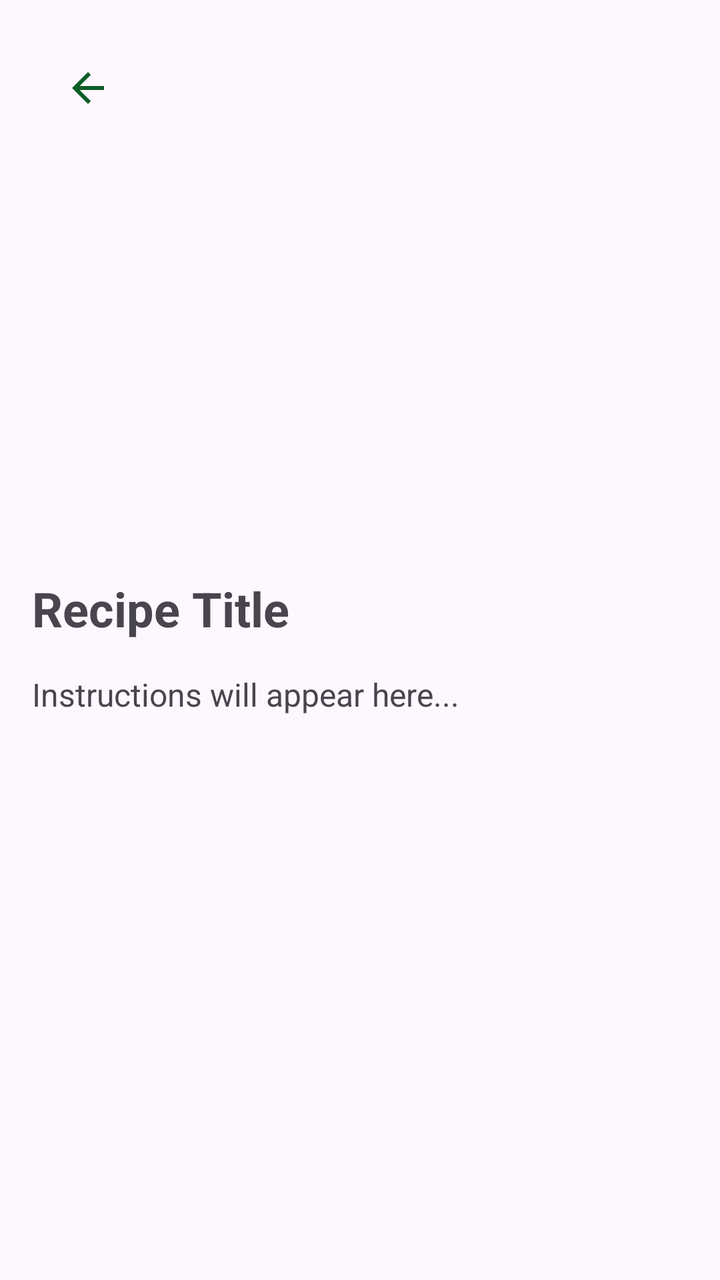
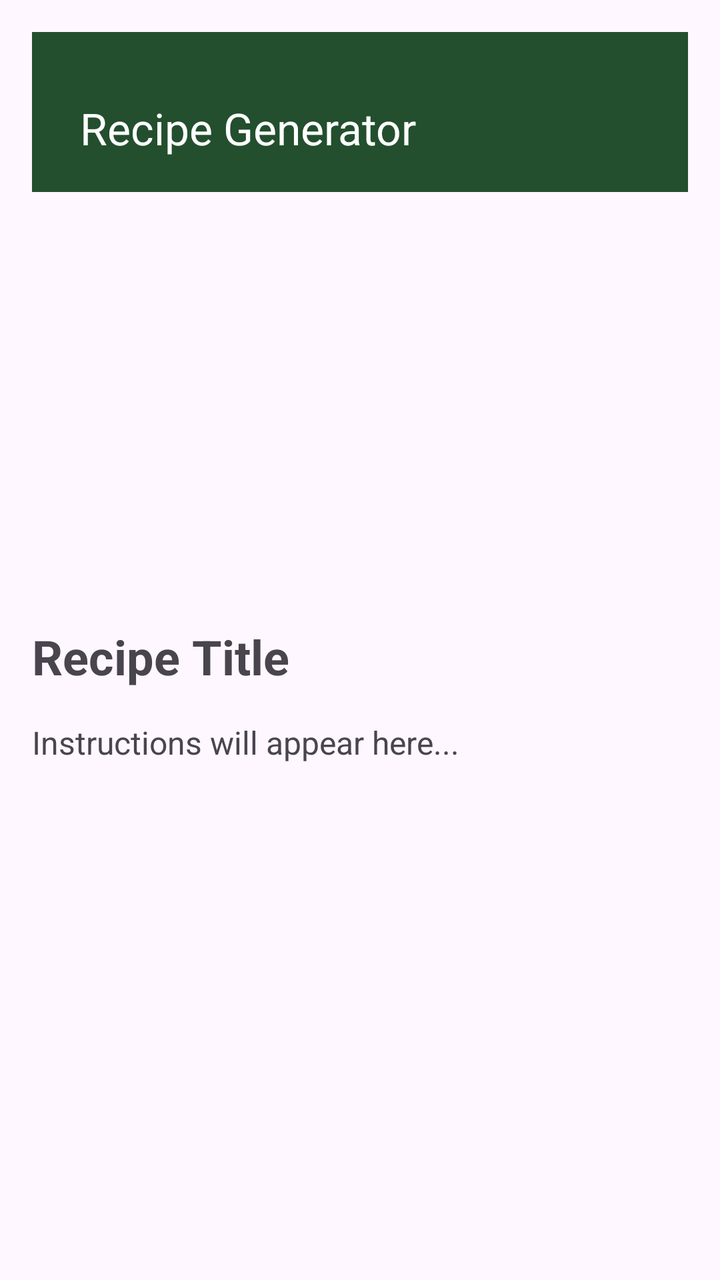

Two renders of the same Android screen: before a commit and after it. Below are the layout's source before the change and the commit's diff.
<!-- AndroidManifest.xml: application theme Theme.Material3.DayNight.NoActionBar -->
<!-- res/layout/activity_recipe_detail.xml -->
<?xml version="1.0" encoding="utf-8"?>
<ScrollView xmlns:android="http://schemas.android.com/apk/res/android"
    android:layout_width="match_parent"
    android:layout_height="match_parent"
    android:padding="16dp">

    <LinearLayout
        android:orientation="vertical"
        android:layout_width="match_parent"
        android:layout_height="wrap_content">

        <ImageButton
            android:id="@+id/backButton"
            android:layout_width="48dp"
            android:layout_height="48dp"
            android:src="@drawable/outline_arrow_back_24"
            android:contentDescription="@string/back"
            android:background="?attr/selectableItemBackgroundBorderless"
            android:layout_margin="4dp" />
        <ImageView
            android:id="@+id/recipeImage"
            android:layout_width="match_parent"
            android:layout_height="200dp"
            android:contentDescription="@string/recipe_image"
            android:scaleType="centerCrop"
            android:layout_marginBottom="16dp"/>

        <TextView
            android:id="@+id/recipeTitle"
            android:layout_width="match_parent"
            android:layout_height="wrap_content"
            android:text="@string/recipe_title"
            android:textSize="24sp"
            android:textStyle="bold"
            android:layout_marginBottom="16dp" />

        <TextView
            android:id="@+id/recipeInstructions"
            android:layout_width="match_parent"
            android:layout_height="wrap_content"
            android:text="@string/instructions_will_appear_here"
            android:textSize="16sp"
            android:lineSpacingExtra="6dp" />
    </LinearLayout>
</ScrollView>
<!-- resources referenced by this layout -->
<resources>
  <!-- drawable outline_arrow_back_24 (drawable) -->
  <vector xmlns:android="http://schemas.android.com/apk/res/android" android:autoMirrored="true" android:height="24dp" android:tint="#0D5D28" android:viewportHeight="960" android:viewportWidth="960" android:width="24dp">
        
      <path android:fillColor="@android:color/white" android:pathData="M313,520L537,744L480,800L160,480L480,160L537,216L313,440L800,440L800,520L313,520Z"/>
      
  </vector>
  <string name="back">Back</string>
  <string name="instructions_will_appear_here">Instructions will appear here...</string>
  <string name="recipe_image">Recipe image</string>
  <string name="recipe_title">Recipe Title</string>
</resources>

<!-- the commit's change to res/layout/activity_recipe_detail.xml (unified diff, before → after) -->
@@ -2,21 +2,24 @@
 <ScrollView xmlns:android="http://schemas.android.com/apk/res/android"
     android:layout_width="match_parent"
     android:layout_height="match_parent"
+    xmlns:app="http://schemas.android.com/apk/res-auto"
     android:padding="16dp">
 
     <LinearLayout
         android:orientation="vertical"
         android:layout_width="match_parent"
         android:layout_height="wrap_content">
+        
+        <androidx.appcompat.widget.Toolbar
+            android:id="@+id/topToolbar"
+            android:layout_width="match_parent"
+            android:layout_height="80dp"
+            android:paddingTop="16dp"
+            android:background="#234F2E"
+            app:title="Recipe Generator"
+            app:titleTextColor="@android:color/white"
+            app:titleMarginStart="24dp" />
 
-        <ImageButton
-            android:id="@+id/backButton"
-            android:layout_width="48dp"
-            android:layout_height="48dp"
-            android:src="@drawable/outline_arrow_back_24"
-            android:contentDescription="@string/back"
-            android:background="?attr/selectableItemBackgroundBorderless"
-            android:layout_margin="4dp" />
         <ImageView
             android:id="@+id/recipeImage"
             android:layout_width="match_parent"
<!-- resource entries referenced after the edit -->
@@ -1,12 +1,5 @@
 <!-- resources referenced by this layout -->
 <resources>
-  <!-- drawable outline_arrow_back_24 (drawable) -->
-  <vector xmlns:android="http://schemas.android.com/apk/res/android" android:autoMirrored="true" android:height="24dp" android:tint="#0D5D28" android:viewportHeight="960" android:viewportWidth="960" android:width="24dp">
-        
-      <path android:fillColor="@android:color/white" android:pathData="M313,520L537,744L480,800L160,480L480,160L537,216L313,440L800,440L800,520L313,520Z"/>
-      
-  </vector>
-  <string name="back">Back</string>
   <string name="instructions_will_appear_here">Instructions will appear here...</string>
   <string name="recipe_image">Recipe image</string>
   <string name="recipe_title">Recipe Title</string>
